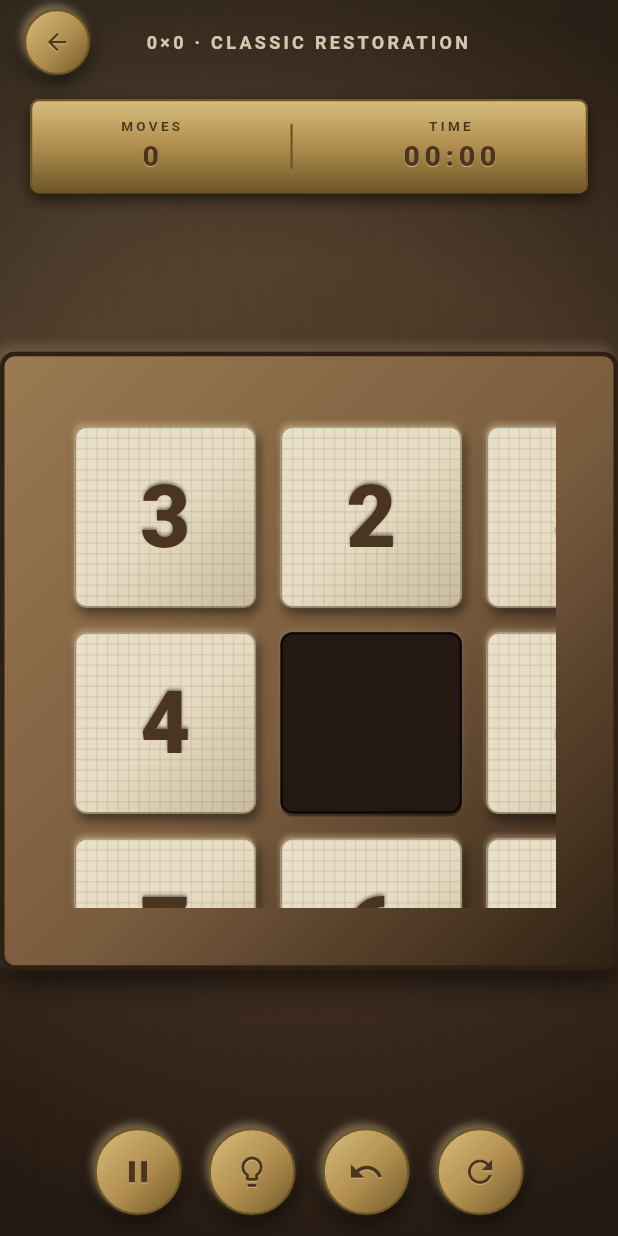
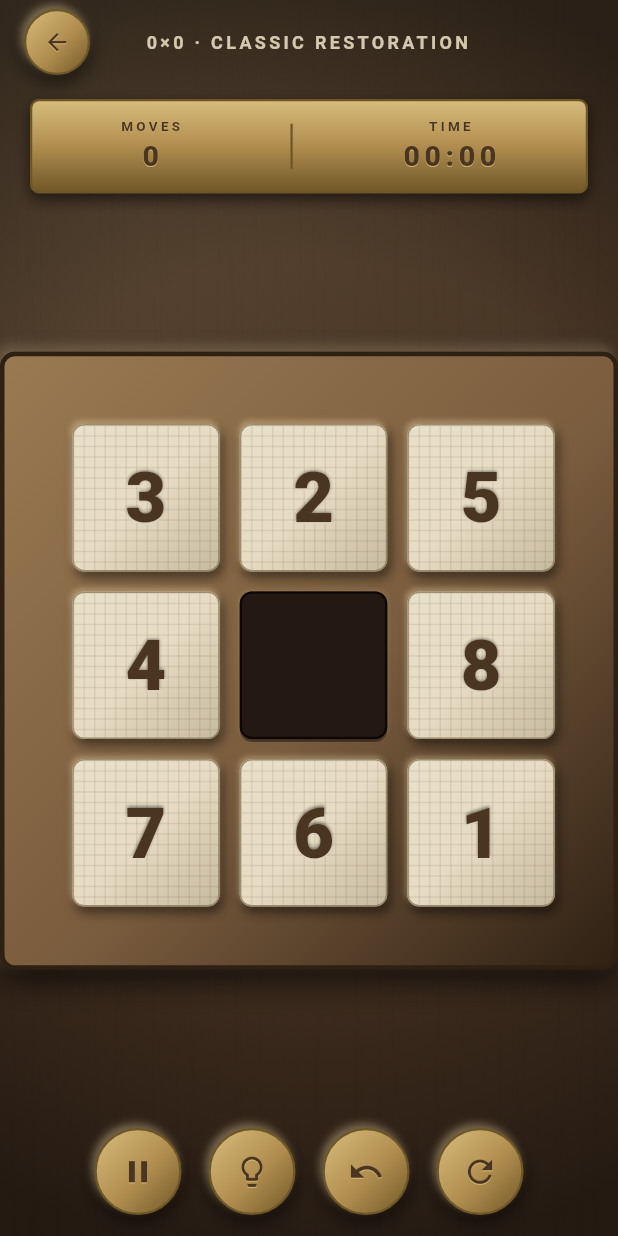
Before and after one commit to wjia-n/game-slidingpuzzle, a Flutter app: the GameScreen screen opened directly with empty values, on a phone screen of 412 x 824 dp. Run offline on Flutter 3.47's test engine with Material 3 defaults, Android fonts, the phone set to English and light mode, and no system bars; our stand-ins replace audioplayers, in_app_purchase, shared_preferences; accounts and stored records are empty.

Commit message:
Fix 3rd row/col overflow, remove BGM

```diff
--- a/lib/screens/game_screen.dart
+++ b/lib/screens/game_screen.dart
@@ -538,12 +538,17 @@ class _GameScreenState extends State<GameScreen>
       builder: (context, constraints) {
         final side = min(constraints.maxWidth, constraints.maxHeight);
         final n = engine.size;
-        final cell = side / n;
         final frameStyle = widget.settings.frameStyleEnum;
+        // Frame padding shrinks the tile area: compute cell from the INNER size
+        // so the last row/column stays inside the frame.
+        final outerCell = side / n;
+        final framePad = _framePad(frameStyle, outerCell);
+        final inner = side - framePad * 2;
+        final cell = inner / n;
         return Container(
           width: side,
           height: side,
-          padding: EdgeInsets.all(_framePad(frameStyle, cell)),
+          padding: EdgeInsets.all(framePad),
           decoration: _frameDecoration(t, frameStyle),
           child: Stack(
             children: [
--- a/lib/services/audio_service.dart
+++ b/lib/services/audio_service.dart
@@ -269,8 +269,9 @@ class WorkshopAudio {
     }
   }
 
-  Future<void> startMenuMusic() => _startTrack('menu', _menuBytes);
-  Future<void> startGameMusic() => _startTrack('game', _gameBytes);
+  // BGM disabled per user request 2026-10-10 — SFX only.
+  Future<void> startMenuMusic() async {}
+  Future<void> startGameMusic() async {}
 
   /// App-scoped stop: only when the user turns music OFF — never on
   /// screen navigation.
--- a/lib/services/iap_service.dart
+++ b/lib/services/iap_service.dart
@@ -100,9 +100,6 @@ class StoreService {
   }
 
 
-  Future<void> buyPro() async {
-    // Pro removed — everything is free and unlocked.
-  }
 
   Future<void> buyTip(ProductDetails product) async {
     purchaseError.value = null;
```
